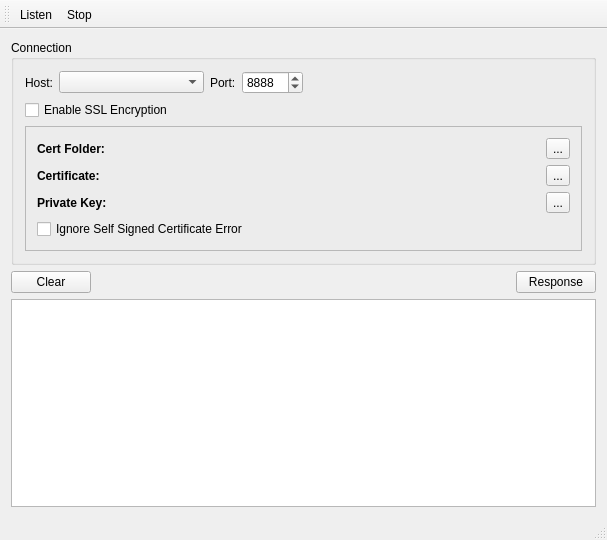
Old version of the form Multispeaker/MultiSpeakerServer/MultiSpeakerServer.ui in the repository pnnl/ms-speak.
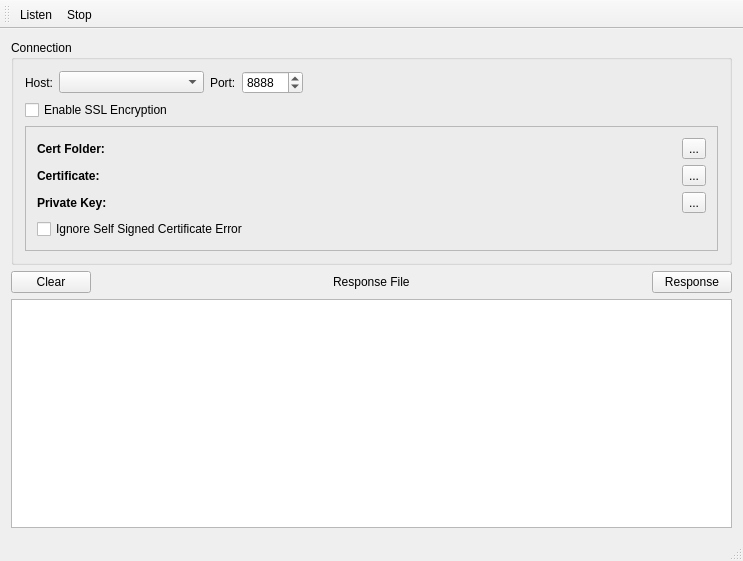
New version of the form.

Commit message: Cleaned up Server Response

```diff
--- a/Multispeaker/MultiSpeakerServer/MultiSpeakerServer.ui
+++ b/Multispeaker/MultiSpeakerServer/MultiSpeakerServer.ui
@@ -6,8 +6,8 @@
    <rect>
     <x>0</x>
     <y>0</y>
-    <width>607</width>
-    <height>540</height>
+    <width>743</width>
+    <height>561</height>
    </rect>
   </property>
   <property name="windowTitle">
@@ -15,7 +15,7 @@
   </property>
   <widget class="QWidget" name="centralWidget">
    <layout class="QGridLayout" name="gridLayout_2">
-    <item row="0" column="0" colspan="3">
+    <item row="0" column="0">
      <widget class="QGroupBox" name="groupBox_2">
       <property name="title">
        <string>Connection</string>
@@ -226,33 +226,57 @@
      </widget>
     </item>
     <item row="1" column="0">
+     <layout class="QHBoxLayout" name="horizontalLayout_2">
+      <item>
      <widget class="QPushButton" name="btnClear">
       <property name="text">
        <string>Clear</string>
       </property>
      </widget>
     </item>
-    <item row="1" column="1">
+      <item>
+       <spacer name="horizontalSpacer_3">
+        <property name="orientation">
+         <enum>Qt::Horizontal</enum>
+        </property>
+        <property name="sizeHint" stdset="0">
+         <size>
+          <width>108</width>
+          <height>20</height>
+         </size>
+        </property>
+       </spacer>
+      </item>
+      <item>
+       <widget class="QLabel" name="respFileName">
+        <property name="text">
+         <string>Response File</string>
+        </property>
+       </widget>
+      </item>
+      <item>
      <spacer name="horizontalSpacer_2">
       <property name="orientation">
        <enum>Qt::Horizontal</enum>
       </property>
       <property name="sizeHint" stdset="0">
        <size>
-        <width>414</width>
+          <width>148</width>
         <height>20</height>
        </size>
       </property>
      </spacer>
     </item>
-    <item row="1" column="2">
+      <item>
      <widget class="QPushButton" name="btnResponse">
       <property name="text">
        <string>Response</string>
       </property>
      </widget>
     </item>
-    <item row="2" column="0" colspan="3">
+     </layout>
+    </item>
+    <item row="2" column="0">
      <widget class="QPlainTextEdit" name="plainTextEdit"/>
     </item>
    </layout>
```
Left out of the diff: 2 changed lines with no effect on the pictures. Lines whose indentation alone changed are shown as unchanged. The commit also changes 25 other files.
